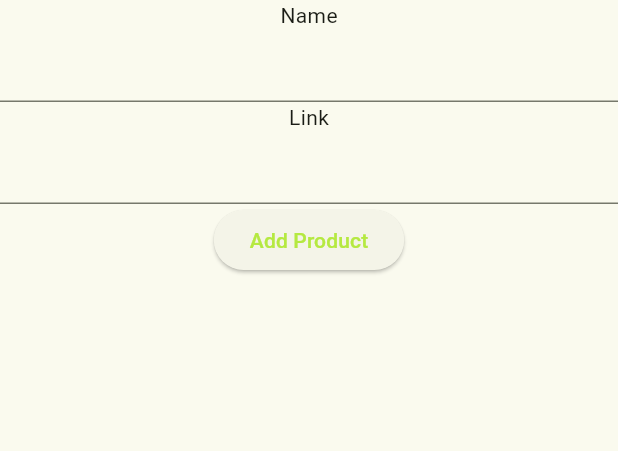
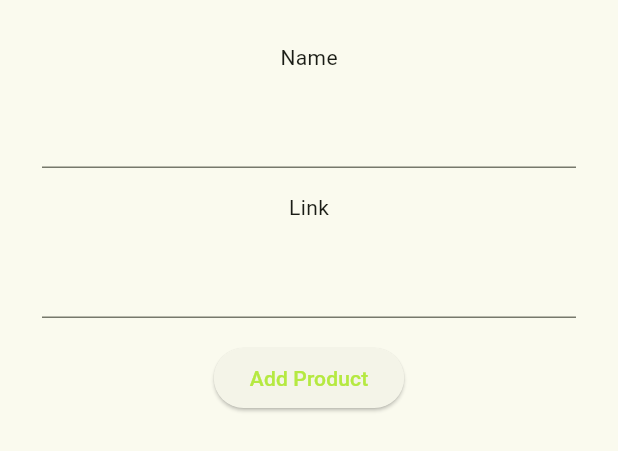
Before and after one commit to Narzgul/KA-Client, a Flutter app: the ProductSearch widget shown alone on an empty page, opened directly, on a phone screen of 412 x 824 dp. Shown: the top 451 px of the screen. Run offline on Flutter 3.47's test engine with Material 3 defaults, Android fonts, the phone set to English and light mode, and no system bars; our stand-ins replace fl_chart, get_it, shared_preferences, watch_it; accounts and stored records are empty; network calls fail.

Commit message:
add padding to product search

```diff
--- a/lib/product_search.dart
+++ b/lib/product_search.dart
@@ -15,27 +15,45 @@ class _ProductSearchState extends State<ProductSearch> {
 
   @override
   Widget build(BuildContext context) {
-    return Column(
+    return Padding(
+      padding: const EdgeInsets.all(20.0),
+      child: Column(
         children: [
-        const Text('Name'),
-        TextFormField(
+          const Padding(
+            padding: EdgeInsets.all(8.0),
+            child: Text('Name'),
+          ),
+          Padding(
+            padding: const EdgeInsets.all(8.0),
+            child: TextFormField(
               onChanged: (value) {
                 _name = value;
               },
             ),
-        const Text('Link'),
-        TextFormField(
+          ),
+          const Padding(
+            padding: EdgeInsets.all(8.0),
+            child: Text('Link'),
+          ),
+          Padding(
+            padding: const EdgeInsets.all(8.0),
+            child: TextFormField(
               onChanged: (value) {
                 _link = value;
               },
             ),
-        ElevatedButton(
+          ),
+          Padding(
+            padding: const EdgeInsets.all(8.0),
+            child: ElevatedButton(
               onPressed: () {
                 GetIt.I.get<APIConnection>().sendNewProduct(_name!, _link!);
               },
               child: const Text('Add Product'),
             ),
+          ),
         ],
+      ),
     );
   }
 }
```
Lines whose indentation alone changed are shown as unchanged.
